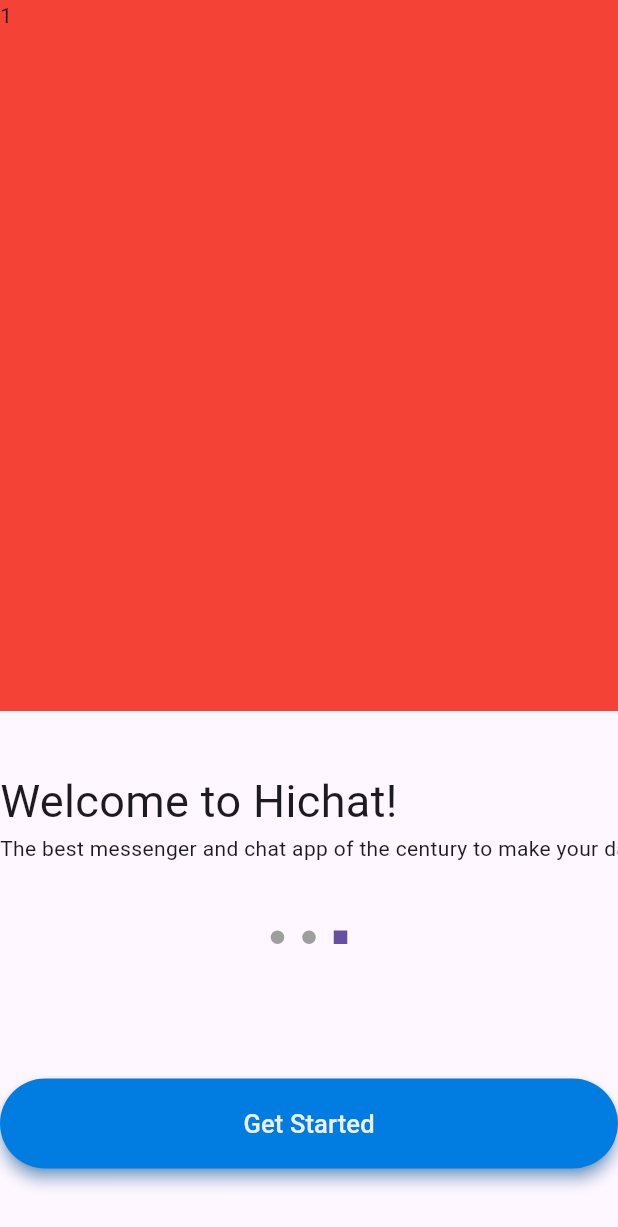
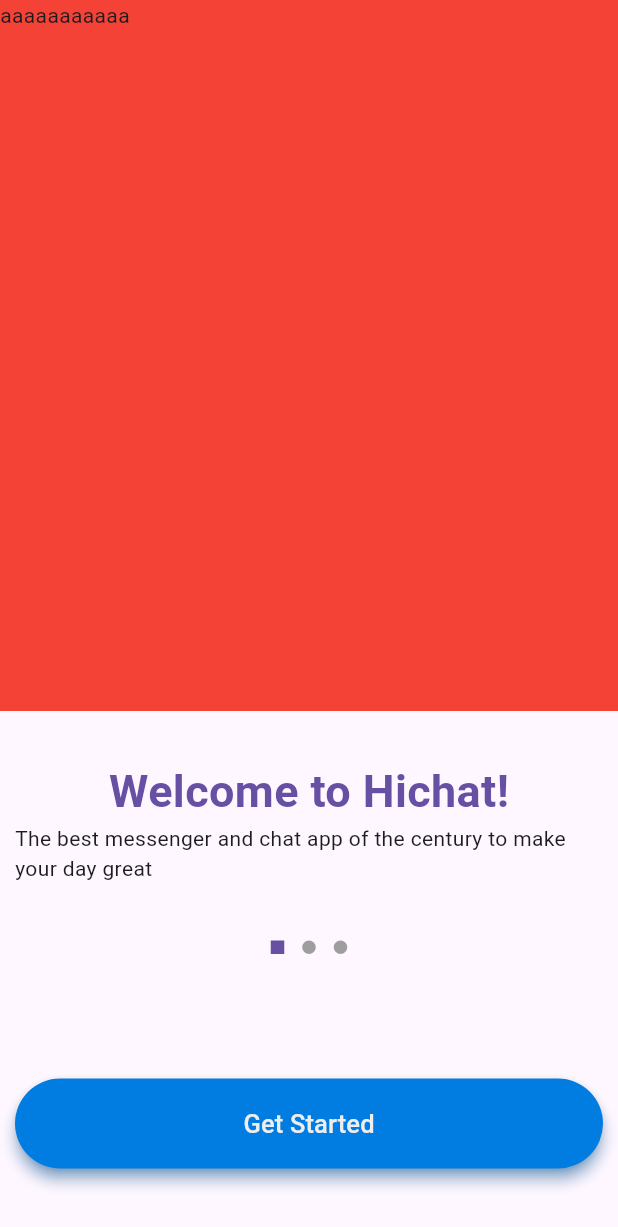
Before and after one commit to josephdgb1996/hichat-flutter-firebase, a Flutter app: the screen it shows after launch, on a phone screen of 412 x 824 dp. Shown: the top 1227 px of the screen. Run offline on Flutter 3.47's test engine with Material 3 defaults, Android fonts, the phone set to English and light mode, and no system bars; drawn by our look-alikes of dots_indicator; our stand-ins replace bloc, flutter_bloc, get_it.

Commit message:
onboarding

```diff
--- a/lib/main.dart
+++ b/lib/main.dart
@@ -1,6 +1,8 @@
 import 'package:flutter/material.dart';
+import 'package:app/src/di.dart';
 import 'package:app/src/app.dart';
 
 void main() {
+  DI.setup();
   runApp(const HiChat());
 }
--- a/lib/src/module/onboard/bloc/onboarding_bloc.dart
+++ b/lib/src/module/onboard/bloc/onboarding_bloc.dart
@@ -1,28 +1,35 @@
 import 'package:bloc/bloc.dart';
 import 'package:flutter/material.dart';
-import 'package:meta/meta.dart';
 
 part 'onboarding_event.dart';
 part 'onboarding_state.dart';
 
 class OnboardingBloc extends Bloc<OnboardingEvent, OnboardingState> {
   static PageController pageController = PageController();
+  static List<Onboard> onboards = [
+    Onboard(header: const Text("aaaaaaaaaaa"), title: "Welcome to HiChat! 1", subtitle: "Subtitle 1"),
+    Onboard(header: const Text("bbbbbbbbbbb"), title: "Welcome to HiChat! 2", subtitle: "Subtitle 2"),
+    Onboard(header: const Text("ccccccccccc"), title: "Welcome to HiChat! 3", subtitle: "Subtitle 3"),
+  ];
 
-  List<Onboard> onboards = [];
-
-  OnboardingBloc() : super(OnboardingInitial()) {
-    on<ChangeOnboard>(onOnboardingChange);
+  OnboardingBloc() : super(OnboardingState(0)) {
+    on<NextOnboard>(onNextOnboard);
+    on<BackOnboard>(onBackOnboard);
   }
 
-  void onOnboardingChange(OnboardingEvent event, Emitter<OnboardingState> state){}
+  int _position = 0;
 
+  void onNextOnboard(OnboardingEvent event, Emitter<OnboardingState> emit) {
+    if (_position >= onboards.length) return;
+    pageController.nextPage(duration: const Duration(seconds: 1), curve: Curves.linear);
+    _position = _position + 1;
+    emit(OnboardingState(_position));
+  }
 
+  void onBackOnboard(OnboardingEvent event, Emitter<OnboardingState> emit) {
+    if (_position <= 0) return;
+    pageController.previousPage(duration: const Duration(seconds: 1), curve: Curves.linear);
+        _position = _position - 1;
+    emit(OnboardingState(_position));
+  }
 }
-
-class Onboard {
-  final String imagePath;
-  final String title;
-  final String subtitle;
-
-  Onboard({required this.imagePath, required this.title, required this.subtitle});
-}
--- a/lib/src/module/onboard/bloc/onboarding_event.dart
+++ b/lib/src/module/onboard/bloc/onboarding_event.dart
@@ -3,4 +3,6 @@ part of 'onboarding_bloc.dart';
 @immutable
 sealed class OnboardingEvent {}
 
-final class ChangeOnboard extends OnboardingEvent {}
+final class NextOnboard extends OnboardingEvent {}
+
+final class BackOnboard extends OnboardingEvent {}
--- a/lib/src/module/onboard/bloc/onboarding_state.dart
+++ b/lib/src/module/onboard/bloc/onboarding_state.dart
@@ -1,6 +1,14 @@
 part of 'onboarding_bloc.dart';
 
-@immutable
-sealed class OnboardingState {}
+class OnboardingState {
+  final int position;
+  OnboardingState(this.position);
+}
 
-final class OnboardingInitial extends OnboardingState {}
+class Onboard {
+  final Widget header;
+  final String title;
+  final String subtitle;
+
+  Onboard({required this.header, required this.title, required this.subtitle});
+}
--- a/lib/src/module/onboard/ui/screens/onboard_screen.dart
+++ b/lib/src/module/onboard/ui/screens/onboard_screen.dart
@@ -1,65 +1,71 @@
+import 'package:flutter/material.dart';
+
+import 'package:flutter_bloc/flutter_bloc.dart';
+import 'package:dots_indicator/dots_indicator.dart';
+
 import 'package:app/src/@core/widgets/rounded_button.dart';
-import 'package:dots_indicator/dots_indicator.dart';
-import 'package:flutter/material.dart';
+import 'package:app/src/module/onboard/bloc/onboarding_bloc.dart';
 
 class OnboardScreen extends StatelessWidget {
   const OnboardScreen({super.key});
 
   @override
   Widget build(BuildContext context) {
-    Widget body = const Column(children: [
-      _OnboardImage(),
-      SizedBox(
+    const EdgeInsets edgeInsets = EdgeInsets.symmetric(horizontal: 10.0);
+
+    Widget body = Column(children: [
+      const _OnboardHead(),
+      Container(
         height: 200,
-        child: Column(mainAxisAlignment: MainAxisAlignment.spaceEvenly, children: [
-          _OnboardText(),
-          _OnboardDots(),
-        ]),
+        padding: edgeInsets,
+        child: const Column(
+          mainAxisAlignment: MainAxisAlignment.spaceEvenly,
+          children: [_OnboardText(), _OnboardDots()],
+        ),
       ),
     ]);
 
-    Widget bottomNavigation = const SizedBox(
+    Widget bottomNavigation = Container(
       height: 150,
-      child: Center(child: RoundedButton(text: "Get Started")),
+      padding: edgeInsets,
+      child: const Center(child: RoundedButton(text: "Get Started")),
     );
 
     return Scaffold(
-      body: GestureDetector(onPanUpdate: _onPanUpdate, child: body),
+      body: GestureDetector(onPanUpdate: (details) => _onPanUpdate(context, details), child: body),
       bottomNavigationBar: bottomNavigation,
     );
   }
 
-  void _onPanUpdate(DragUpdateDetails details) {
+  void _onPanUpdate(BuildContext context, DragUpdateDetails details) async {
     // Swiping in right direction.
     if (details.delta.dx > 0) {
-      print("right");
+      context.read<OnboardingBloc>().add(BackOnboard());
     }
 
     // Swiping in left direction.
     if (details.delta.dx < 0) {
-      print("left");
+      context.read<OnboardingBloc>().add(NextOnboard());
     }
   }
 }
 
-class _OnboardImage extends StatelessWidget {
-  const _OnboardImage();
+class _OnboardHead extends StatelessWidget {
+  const _OnboardHead();
 
   @override
   Widget build(BuildContext context) {
+    return BlocBuilder<OnboardingBloc, OnboardingState>(builder: (context, state) {
       return Expanded(
         child: Container(
           color: Colors.red,
           child: PageView(
-          // controller:,
-          children: const [
-          Text("1"),
-          Text("2"),
-          Text("3"),
-          Text("4"),
-        ]),
+            controller: OnboardingBloc.pageController,
+            children: OnboardingBloc.onboards.map((Onboard onboard) => onboard.header).toList(),
+          ),
         ),
       );
+    });
   }
 }
 
@@ -68,9 +74,13 @@ class _OnboardText extends StatelessWidget {
 
   @override
   Widget build(BuildContext context) {
-    return const Wrap(direction: Axis.vertical, children: [
-      Text("Welcome to Hichat!", style: TextStyle(fontSize: 30)),
-      Text("The best messenger and chat app of the century to make your day great"),
+    ThemeData theme = Theme.of(context);
+    TextStyle titleTextStyle = TextStyle(fontSize: 30, fontWeight: FontWeight.w600, color: theme.primaryColor);
+    TextStyle subtitleTextStyle = const TextStyle();
+
+    return Column(children: [
+      Text("Welcome to Hichat!", style: titleTextStyle),
+      Text("The best messenger and chat app of the century to make your day great", style: subtitleTextStyle),
     ]);
   }
 }
@@ -80,10 +90,12 @@ class _OnboardDots extends StatelessWidget {
 
   @override
   Widget build(BuildContext context) {
+    return BlocBuilder<OnboardingBloc, OnboardingState>(builder: (context, state) {
       return DotsIndicator(
-      dotsCount: 3,
-      position: 2,
+        dotsCount: OnboardingBloc.onboards.length,
+        position: state.position,
         decorator: const DotsDecorator(activeShape: RoundedRectangleBorder()),
       );
+    });
   }
 }
```
Also changed, not shown: lib/src/di.dart (+5 -3 lines), lib/src/module/auth/screens/auth_screen.dart (added, +10 -0 lines), lib/src/module/auth/screens/login_screen.dart (added, +10 -0 lines), lib/src/module/auth/screens/register_screen.dart (added, +10 -0 lines). Lines whose indentation alone changed are shown as unchanged.
